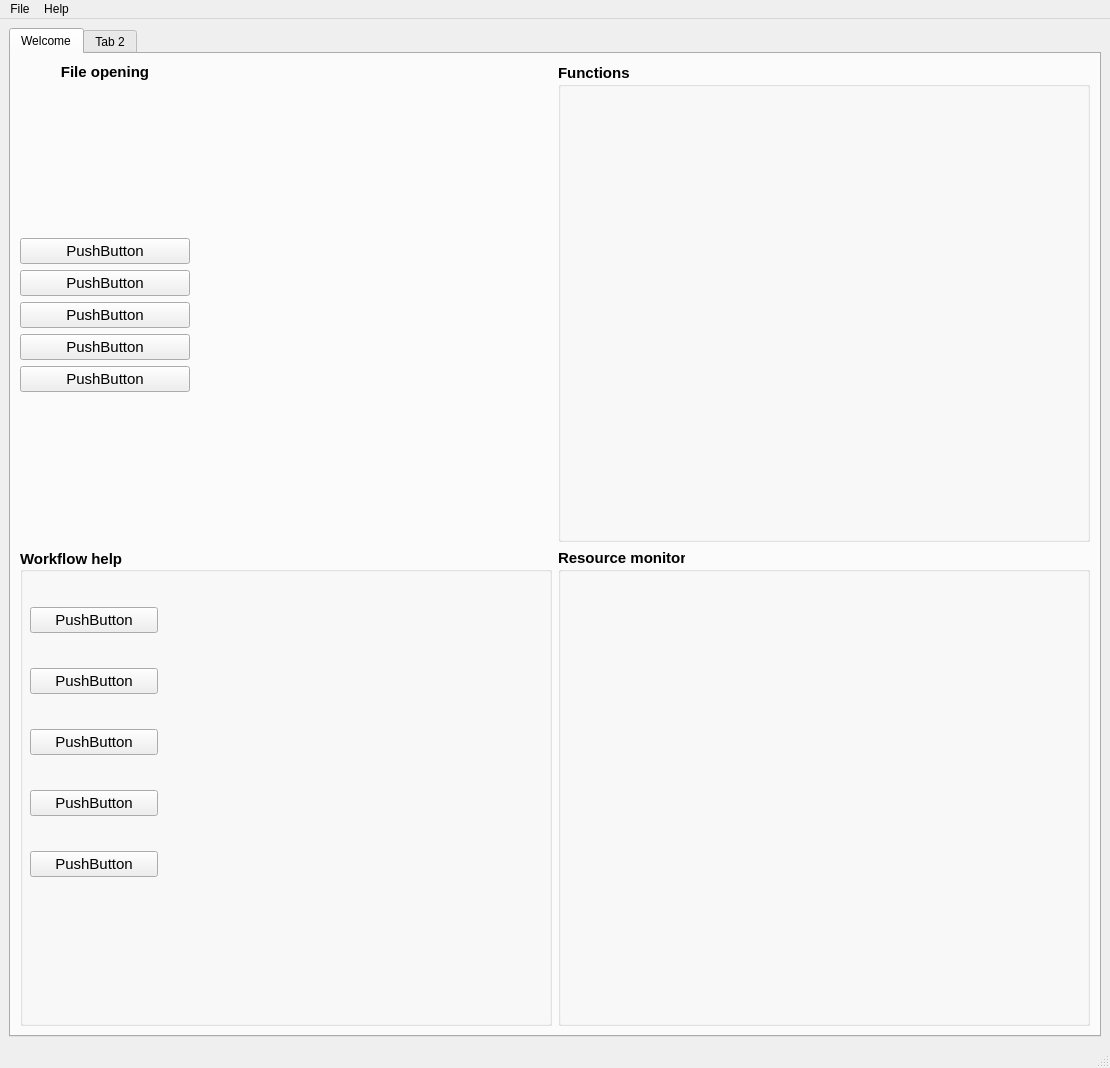
Before: the Qt Designer form homescreen.ui in CS26-FPD-Explorer/FPD-Explorer, drawn with Qt 5.
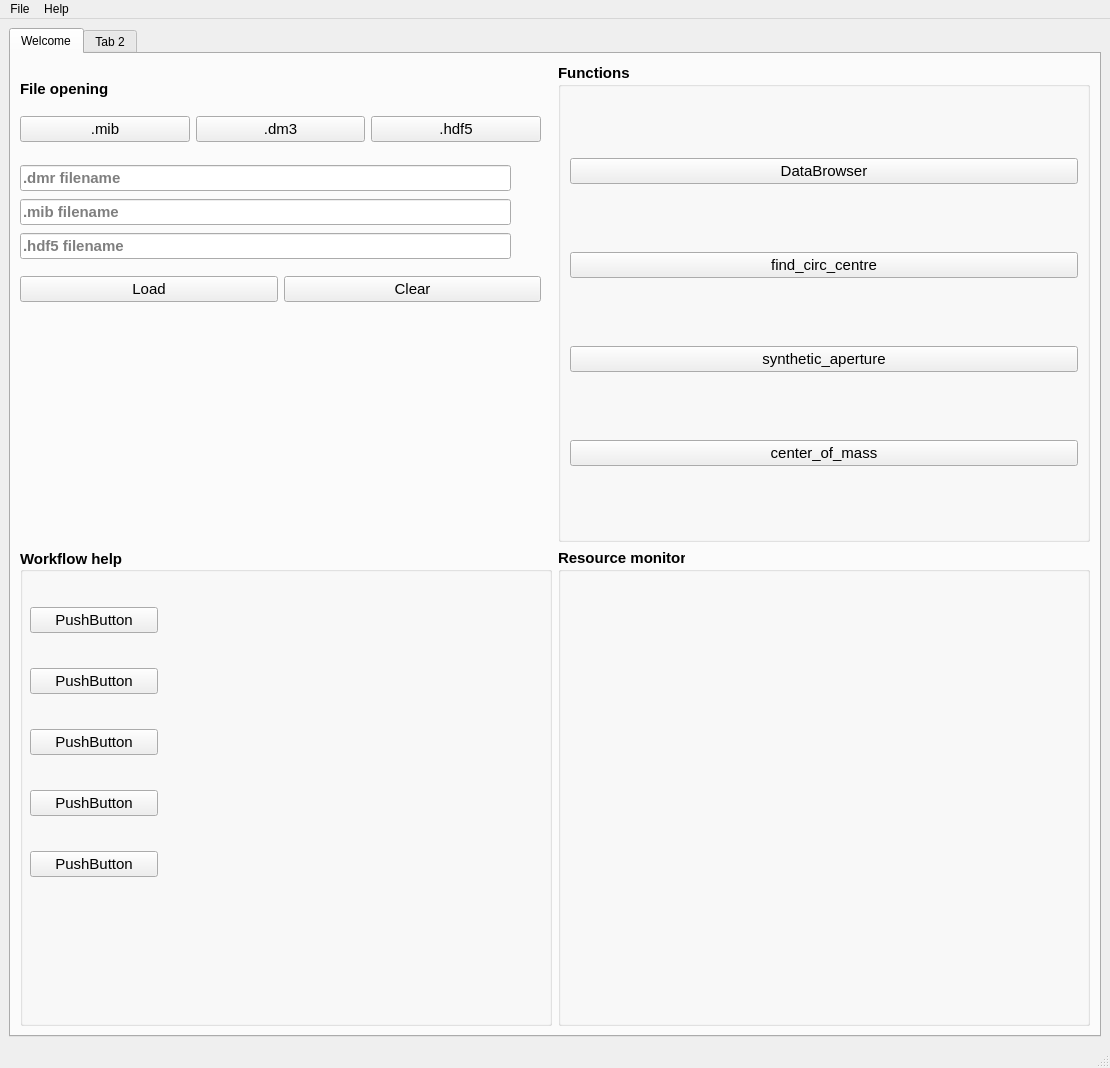
After: the same form once the commit is applied.

Commit message: Widgets for File opening and Functions sections added and named correctly

The edit to the form file:
```diff
--- a/homescreen.ui
+++ b/homescreen.ui
@@ -59,6 +59,92 @@
           <property name="title">
            <string>Functions</string>
           </property>
+          <layout class="QGridLayout" name="gridLayout_3">
+           <item row="0" column="0">
+            <widget class="QPushButton" name="pushButton_40">
+             <property name="font">
+              <font>
+               <pointsize>11</pointsize>
+               <weight>50</weight>
+               <bold>false</bold>
+               <underline>false</underline>
+              </font>
+             </property>
+             <property name="text">
+              <string>DataBrowser</string>
+             </property>
+             <property name="checkable">
+              <bool>false</bool>
+             </property>
+             <property name="flat">
+              <bool>false</bool>
+             </property>
+            </widget>
+           </item>
+           <item row="3" column="0">
+            <widget class="QPushButton" name="pushButton_39">
+             <property name="font">
+              <font>
+               <pointsize>11</pointsize>
+               <weight>50</weight>
+               <bold>false</bold>
+               <underline>false</underline>
+              </font>
+             </property>
+             <property name="text">
+              <string>center_of_mass</string>
+             </property>
+             <property name="checkable">
+              <bool>false</bool>
+             </property>
+             <property name="flat">
+              <bool>false</bool>
+             </property>
+            </widget>
+           </item>
+           <item row="1" column="0">
+            <widget class="QPushButton" name="pushButton_38">
+             <property name="font">
+              <font>
+               <pointsize>11</pointsize>
+               <weight>50</weight>
+               <bold>false</bold>
+               <underline>false</underline>
+              </font>
+             </property>
+             <property name="text">
+              <string>find_circ_centre</string>
+             </property>
+             <property name="checkable">
+              <bool>false</bool>
+             </property>
+             <property name="flat">
+              <bool>false</bool>
+             </property>
+            </widget>
+           </item>
+           <item row="2" column="0">
+            <widget class="QPushButton" name="pushButton_37">
+             <property name="font">
+              <font>
+               <pointsize>11</pointsize>
+               <weight>50</weight>
+               <bold>false</bold>
+               <underline>false</underline>
+              </font>
+             </property>
+             <property name="text">
+              <string>synthetic_aperture</string>
+             </property>
+             <property name="checkable">
+              <bool>false</bool>
+             </property>
+             <property name="flat">
+              <bool>false</bool>
+             </property>
+            </widget>
+           </item>
+          </layout>
          </widget>
         </item>
         <item row="2" column="0">
@@ -86,7 +172,7 @@
           <property name="flat">
            <bool>false</bool>
           </property>
-          <widget class="QWidget" name="">
+          <widget class="QWidget" name="layoutWidget">
            <property name="geometry">
             <rect>
              <x>10</x>
@@ -221,7 +307,7 @@
              <x>0</x>
              <y>0</y>
              <width>170</width>
-             <height>329</height>
+             <height>51</height>
             </rect>
            </property>
            <layout class="QVBoxLayout" name="verticalLayout_2">
@@ -237,26 +323,25 @@
                <bool>false</bool>
               </property>
               <property name="alignment">
-               <set>Qt::AlignCenter</set>
+               <set>Qt::AlignLeading|Qt::AlignLeft|Qt::AlignVCenter</set>
               </property>
               <property name="wordWrap">
                <bool>false</bool>
               </property>
              </widget>
             </item>
-            <item>
-             <spacer name="verticalSpacer">
-              <property name="orientation">
-               <enum>Qt::Vertical</enum>
-              </property>
-              <property name="sizeHint" stdset="0">
-               <size>
-                <width>168</width>
-                <height>108</height>
-               </size>
-              </property>
-             </spacer>
-            </item>
+           </layout>
+          </widget>
+          <widget class="QWidget" name="verticalLayoutWidget">
+           <property name="geometry">
+            <rect>
+             <x>0</x>
+             <y>50</y>
+             <width>521</width>
+             <height>33</height>
+            </rect>
+           </property>
+           <layout class="QHBoxLayout" name="horizontalLayout">
             <item>
              <widget class="QPushButton" name="pushButton_6">
               <property name="font">
@@ -268,7 +353,7 @@
                </font>
               </property>
               <property name="text">
-               <string>PushButton</string>
+               <string>.mib</string>
               </property>
               <property name="checkable">
                <bool>false</bool>
@@ -289,7 +374,7 @@
                </font>
               </property>
               <property name="text">
-               <string>PushButton</string>
+               <string>.dm3</string>
               </property>
               <property name="checkable">
                <bool>false</bool>
@@ -310,7 +395,7 @@
                </font>
               </property>
               <property name="text">
-               <string>PushButton</string>
+               <string>.hdf5</string>
               </property>
               <property name="checkable">
                <bool>false</bool>
@@ -320,8 +405,20 @@
               </property>
              </widget>
             </item>
+           </layout>
+          </widget>
+          <widget class="QWidget" name="verticalLayoutWidget_2">
+           <property name="geometry">
+            <rect>
+             <x>0</x>
+             <y>210</y>
+             <width>521</width>
+             <height>33</height>
+            </rect>
+           </property>
+           <layout class="QHBoxLayout" name="horizontalLayout_2">
             <item>
-             <widget class="QPushButton" name="pushButton_9">
+             <widget class="QPushButton" name="pushButton_11">
               <property name="font">
                <font>
                 <pointsize>11</pointsize>
@@ -331,7 +428,7 @@
                </font>
               </property>
               <property name="text">
-               <string>PushButton</string>
+               <string>Load</string>
               </property>
               <property name="checkable">
                <bool>false</bool>
@@ -342,7 +439,7 @@
              </widget>
             </item>
             <item>
-             <widget class="QPushButton" name="pushButton_10">
+             <widget class="QPushButton" name="pushButton_12">
               <property name="font">
                <font>
                 <pointsize>11</pointsize>
@@ -352,7 +449,7 @@
                </font>
               </property>
               <property name="text">
-               <string>PushButton</string>
+               <string>Clear</string>
               </property>
               <property name="checkable">
                <bool>false</bool>
@@ -364,6 +461,78 @@
             </item>
            </layout>
           </widget>
+          <widget class="QWidget" name="">
+           <property name="geometry">
+            <rect>
+             <x>0</x>
+             <y>100</y>
+             <width>491</width>
+             <height>100</height>
+            </rect>
+           </property>
+           <layout class="QVBoxLayout" name="verticalLayout_3">
+            <item>
+             <widget class="QLineEdit" name="dm3_line">
+              <property name="inputMask">
+               <string/>
+              </property>
+              <property name="text">
+               <string/>
+              </property>
+              <property name="readOnly">
+               <bool>true</bool>
+              </property>
+              <property name="placeholderText">
+               <string>.dmr filename</string>
+              </property>
+              <property name="clearButtonEnabled">
+               <bool>true</bool>
+              </property>
+             </widget>
+            </item>
+            <item>
+             <widget class="QLineEdit" name="mib_line">
+              <property name="inputMask">
+               <string/>
+              </property>
+              <property name="text">
+               <string/>
+              </property>
+              <property name="readOnly">
+               <bool>true</bool>
+              </property>
+              <property name="placeholderText">
+               <string>.mib filename</string>
+              </property>
+              <property name="clearButtonEnabled">
+               <bool>true</bool>
+              </property>
+             </widget>
+            </item>
+            <item>
+             <widget class="QLineEdit" name="hdf5_line">
+              <property name="autoFillBackground">
+               <bool>false</bool>
+              </property>
+              <property name="inputMask">
+               <string/>
+              </property>
+              <property name="text">
+               <string/>
+              </property>
+              <property name="readOnly">
+               <bool>true</bool>
+              </property>
+              <property name="placeholderText">
+               <string>.hdf5 filename</string>
+              </property>
+              <property name="clearButtonEnabled">
+               <bool>true</bool>
+              </property>
+             </widget>
+            </item>
+           </layout>
+          </widget>
          </widget>
         </item>
        </layout>
```
Left out of the diff: 30 changed lines with no effect on the pictures. The commit also changes 1 other file.
